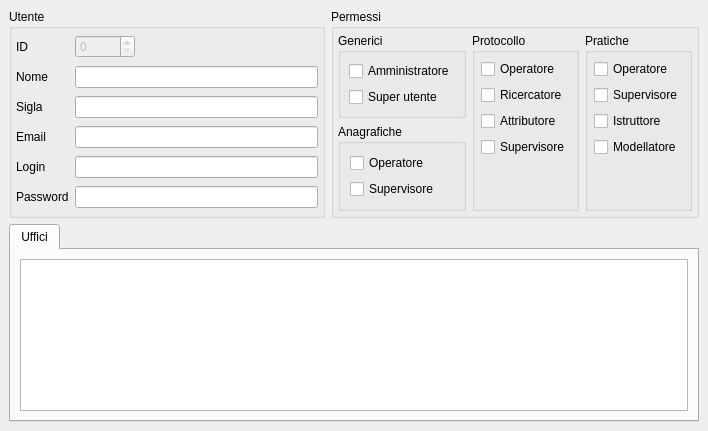
The window that src/com/axiastudio/suite/base/forms/utente.ui (tizianolattisi/suitegda) describes before a commit, drawn with Qt 5.
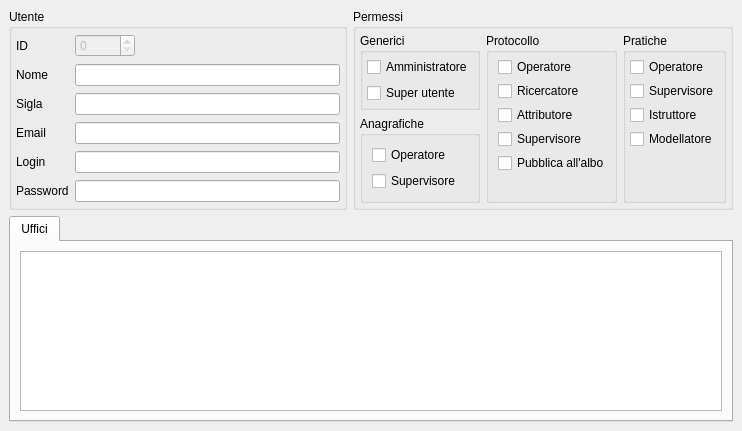
The same window after the commit. Custom widgets are drawn as their Qt base class.

Commit message: Solo alcuni utenti possono pubblicare all'albo pretorio telematico

Patch:
```diff
--- a/src/com/axiastudio/suite/base/forms/utente.ui
+++ b/src/com/axiastudio/suite/base/forms/utente.ui
@@ -6,7 +6,7 @@
    <rect>
     <x>0</x>
     <y>0</y>
-    <width>708</width>
+    <width>742</width>
     <height>431</height>
    </rect>
   </property>
@@ -187,17 +187,8 @@
           <string>Generici</string>
          </property>
          <layout class="QVBoxLayout" name="verticalLayout_4">
-          <property name="leftMargin">
-           <number>8</number>
-          </property>
-          <property name="topMargin">
-           <number>8</number>
-          </property>
-          <property name="rightMargin">
-           <number>8</number>
-          </property>
-          <property name="bottomMargin">
-           <number>8</number>
+          <property name="margin">
+           <number>4</number>
           </property>
           <item>
            <widget class="QCheckBox" name="checkBox">
@@ -227,20 +218,20 @@
          <property name="title">
           <string>Protocollo</string>
          </property>
-         <layout class="QVBoxLayout" name="verticalLayout_3">
-          <property name="leftMargin">
-           <number>6</number>
-          </property>
+         <layout class="QGridLayout" name="gridLayout_5">
           <property name="topMargin">
-           <number>6</number>
+           <number>4</number>
           </property>
           <property name="rightMargin">
-           <number>6</number>
+           <number>4</number>
           </property>
           <property name="bottomMargin">
-           <number>6</number>
+           <number>4</number>
           </property>
-          <item>
+          <property name="spacing">
+           <number>4</number>
+          </property>
+          <item row="0" column="0">
            <widget class="QCheckBox" name="checkBox_3">
             <property name="text">
              <string>Operatore</string>
@@ -250,7 +241,7 @@
             </property>
            </widget>
           </item>
-          <item>
+          <item row="1" column="0">
            <widget class="QCheckBox" name="checkBox_12">
             <property name="text">
              <string>Ricercatore</string>
@@ -260,7 +251,7 @@
             </property>
            </widget>
           </item>
-          <item>
+          <item row="2" column="0">
            <widget class="QCheckBox" name="checkBox_10">
             <property name="text">
              <string>Attributore</string>
@@ -270,7 +261,7 @@
             </property>
            </widget>
           </item>
-          <item>
+          <item row="3" column="0">
            <widget class="QCheckBox" name="checkBox_4">
             <property name="text">
              <string>Supervisore</string>
@@ -280,7 +271,17 @@
             </property>
            </widget>
           </item>
-          <item>
+          <item row="4" column="0">
+           <widget class="QCheckBox" name="checkBox_13">
+            <property name="text">
+             <string>Pubblica all'albo</string>
+            </property>
+            <property name="column" stdset="0">
+             <string>pubblicaalbo</string>
+            </property>
+           </widget>
+          </item>
+          <item row="5" column="0">
            <spacer name="verticalSpacer">
             <property name="orientation">
              <enum>Qt::Vertical</enum>
@@ -302,17 +303,11 @@
           <string>Pratiche</string>
          </property>
          <layout class="QVBoxLayout" name="verticalLayout_2">
-          <property name="leftMargin">
-           <number>6</number>
+          <property name="spacing">
+           <number>4</number>
           </property>
-          <property name="topMargin">
-           <number>6</number>
-          </property>
-          <property name="rightMargin">
-           <number>6</number>
-          </property>
-          <property name="bottomMargin">
-           <number>6</number>
+          <property name="margin">
+           <number>4</number>
           </property>
           <item>
            <widget class="QCheckBox" name="checkBox_6">
```
Left out of the diff: 24 changed lines with no effect on the pictures. The commit also changes 4 other files.
